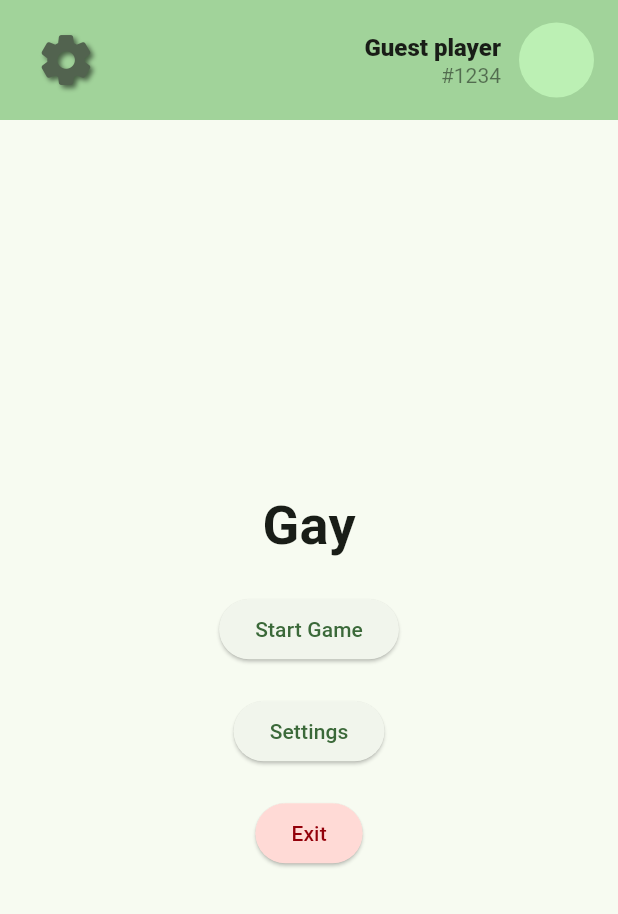
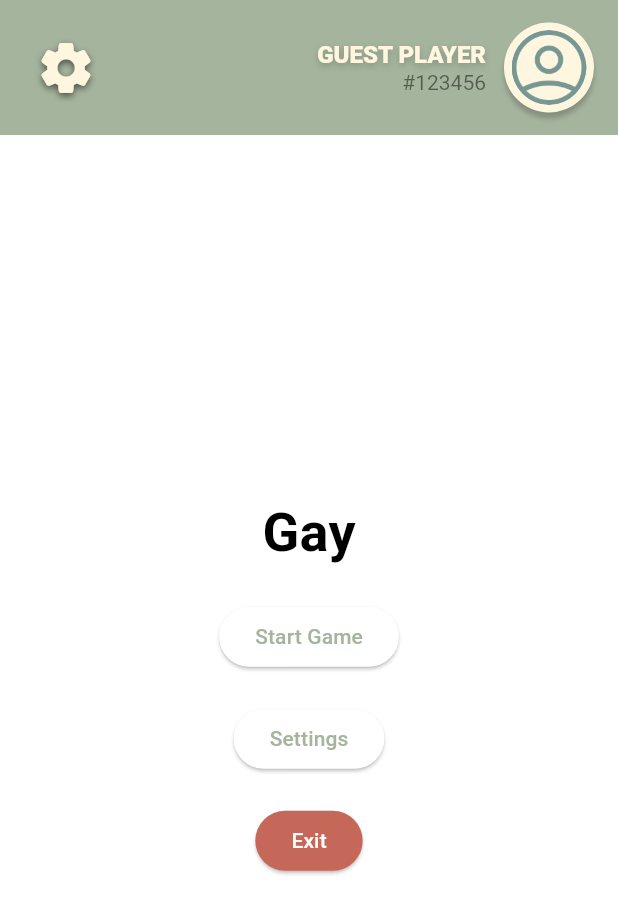
Before and after one commit to RomaZinkevich/the-bronzest-jade, a Flutter app: the screen it shows after launch, on a phone screen of 412 x 824 dp. Shown: the top 914 px of the screen. Run offline on Flutter 3.47's test engine with Material 3 defaults, Android fonts, the phone set to English and light mode, and no system bars.

Commit message:
Implement appbar style and color palette

```diff
--- a/frontend/lib/main.dart
+++ b/frontend/lib/main.dart
@@ -1,5 +1,6 @@
 import 'package:flutter/material.dart';
 import 'package:guess_who/mainmenuscreen.dart';
+import 'package:guess_who/theme/app_theme.dart';
 
 void main() {
   runApp(const MyApp());
@@ -12,9 +13,7 @@ class MyApp extends StatelessWidget {
   Widget build(BuildContext context) {
     return MaterialApp(
       title: 'Guess Who?',
-      theme: ThemeData(
-        colorScheme: ColorScheme.fromSeed(seedColor: Colors.green),
-      ),
+      theme: AppTheme.lightTheme,
       home: const MainMenuScreen(),
     );
   }
--- a/frontend/lib/mainmenuscreen.dart
+++ b/frontend/lib/mainmenuscreen.dart
@@ -43,8 +43,8 @@ class MainMenuScreen extends StatelessWidget {
   Widget build(BuildContext context) {
     return Scaffold(
       appBar: CustomAppBar(
-        playerName: "Guest player",
-        playerId: "#1234",
+        playerName: "GUEST PLAYER",
+        playerId: "#123456",
         onSettingsPressed: () {},
       ),
       body: Center(
--- /dev/null
+++ b/frontend/lib/theme/app_theme.dart
@@ -0,0 +1,34 @@
+import 'package:flutter/material.dart';
+
+class AppTheme {
+  static const Color cream = Color(0xFFFFF6E0);
+  static const Color teal = Color(0xFF779792);
+  static const Color sage = Color(0xFFA5B49D);
+  static const Color coral = Color(0xFFC66859);
+  static const Color black = Color(0xFF000000);
+
+  static ThemeData get lightTheme {
+    return ThemeData(
+      colorScheme: ColorScheme.light(
+        primary: sage,
+        onPrimary: Colors.white,
+
+        primaryContainer: teal,
+        onPrimaryContainer: black,
+
+        tertiary: cream,
+        onTertiary: black,
+
+        error: coral,
+        onError: Colors.white,
+
+        errorContainer: coral,
+        onErrorContainer: Colors.white,
+
+        surface: Colors.white,
+        onSurface: black,
+      ),
+      useMaterial3: true,
+    );
+  }
+}
--- a/frontend/lib/widgets/appbar.dart
+++ b/frontend/lib/widgets/appbar.dart
@@ -8,21 +8,21 @@ class CustomAppBar extends StatelessWidget implements PreferredSizeWidget {
 
   const CustomAppBar({
     super.key,
-    this.profilePicture = "assets/bg.jpg",
+    this.profilePicture = "assets/icons/default_user.png",
     required this.playerName,
     required this.playerId,
     required this.onSettingsPressed,
   });
 
   @override
-  Size get preferredSize => const Size.fromHeight(80);
+  Size get preferredSize => const Size.fromHeight(90);
 
   @override
   Widget build(BuildContext context) {
     return AppBar(
-      backgroundColor: Theme.of(context).colorScheme.inversePrimary,
+      backgroundColor: Theme.of(context).colorScheme.primary,
       automaticallyImplyLeading: true,
-      toolbarHeight: 80,
+      toolbarHeight: 90,
       title: Row(
         mainAxisAlignment: MainAxisAlignment.spaceBetween,
         children: [
@@ -31,12 +31,12 @@ class CustomAppBar extends StatelessWidget implements PreferredSizeWidget {
             icon: Icon(
               Icons.settings_rounded,
               size: 40,
-              color: Theme.of(context).colorScheme.secondary,
+              color: Theme.of(context).colorScheme.tertiary,
               shadows: [
                 Shadow(
                   color: Colors.black54,
-                  offset: Offset(2, 2),
-                  blurRadius: 4,
+                  offset: Offset(0, 2),
+                  blurRadius: 6,
                 ),
               ],
             ),
@@ -49,7 +49,18 @@ class CustomAppBar extends StatelessWidget implements PreferredSizeWidget {
                 children: [
                   Text(
                     playerName,
-                    style: TextStyle(fontSize: 16, fontWeight: FontWeight.w900),
+                    style: TextStyle(
+                      fontSize: 16,
+                      fontWeight: FontWeight.w900,
+                      color: Theme.of(context).colorScheme.tertiary,
+                      shadows: [
+                        Shadow(
+                          color: Colors.black.withAlpha(50),
+                          blurRadius: 6,
+                          offset: const Offset(0, 2),
+                        ),
+                      ],
+                    ),
                   ),
                   Text(
                     playerId,
@@ -61,7 +72,27 @@ class CustomAppBar extends StatelessWidget implements PreferredSizeWidget {
                 ],
               ),
               SizedBox(width: 12),
-              CircleAvatar(radius: 25),
+              Container(
+                decoration: BoxDecoration(
+                  shape: BoxShape.circle,
+                  boxShadow: [
+                    BoxShadow(
+                      color: Colors.black.withAlpha(50),
+                      blurRadius: 2,
+                      offset: const Offset(0, 4),
+                    ),
+                  ],
+                ),
+                child: CircleAvatar(
+                  radius: 30,
+                  backgroundColor: Theme.of(context).colorScheme.tertiary,
+                  child: CircleAvatar(
+                    radius: 25,
+                    foregroundImage: AssetImage(profilePicture),
+                    backgroundColor: Colors.transparent,
+                  ),
+                ),
+              ),
             ],
           ),
         ],
--- a/frontend/pubspec.yaml
+++ b/frontend/pubspec.yaml
@@ -21,3 +21,4 @@ flutter:
   uses-material-design: true
   assets:
   - assets/bg.jpg
+  - assets/icons/default_user.png
```
Also changed, not shown: frontend/assets/icons/default_user.png (added), 6 other files.
